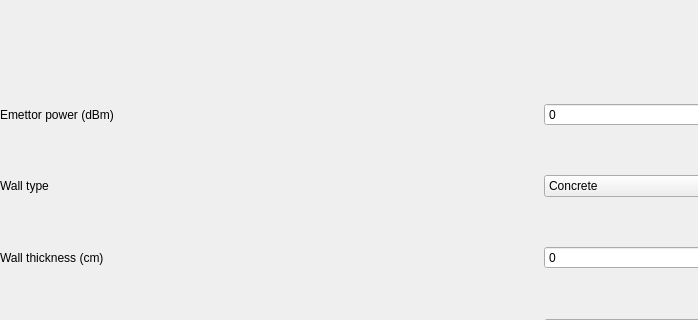
The window that settings.ui (amatepl/RayTracing2019) describes before a commit, drawn with Qt 5; both pictures show x 0 to 698 and y 0 to 320 of the 1081 by 576 pixel window.
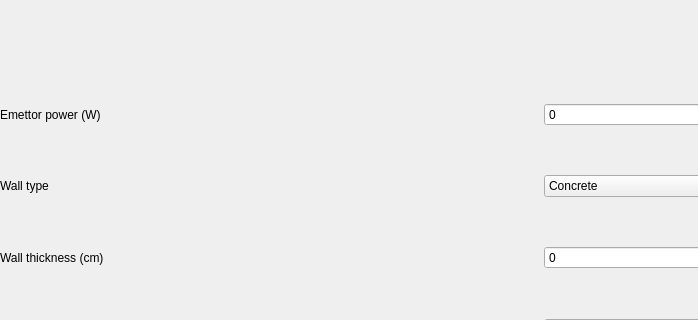
The same window after the commit.

Commit message: setting Ptx in W

The edit to the form file:
```diff
--- a/settings.ui
+++ b/settings.ui
@@ -42,7 +42,7 @@
     <item row="1" column="1">
      <widget class="QLabel" name="label_6">
       <property name="text">
-       <string>Emettor power (dBm)</string>
+       <string>Emettor power (W)</string>
       </property>
      </widget>
     </item>
```
The commit also changes 2 other files.
